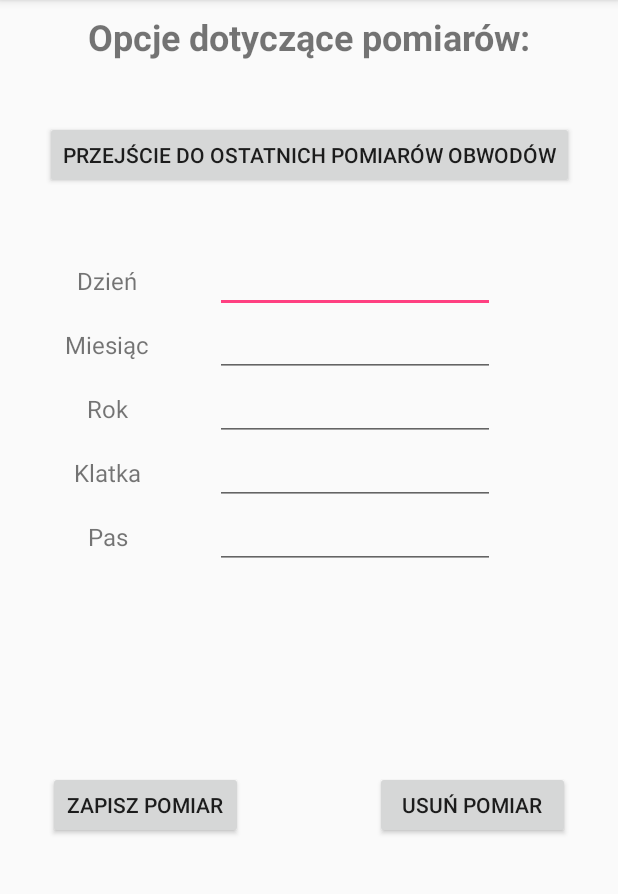
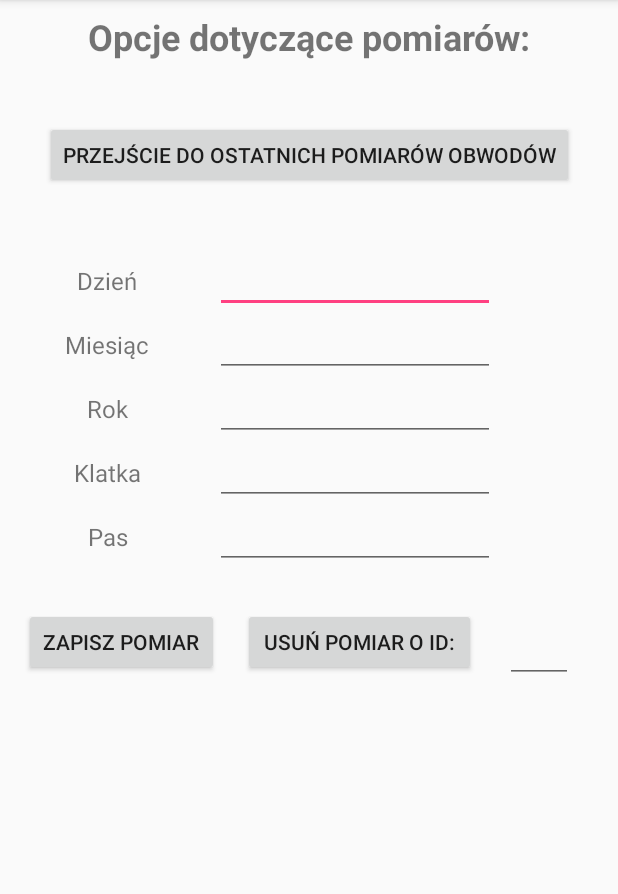
Before and after one commit to GMocny93/ProjektInzynierka, an Android app: the CircuitActivity screen opened directly, with no data from a screen before it, on a phone screen of 412 x 824 dp, the part 84-978 px from its top. Run offline under Robolectric (Android 15) with nearby library versions, the phone set to English and light mode, and no system bars.

Commit message:
add delete by id

```diff
--- a/app/src/main/java/com/example/grzesiek/projektinzynierka/activities/CirciutListActivity.java
+++ b/app/src/main/java/com/example/grzesiek/projektinzynierka/activities/CirciutListActivity.java
@@ -29,7 +29,7 @@ public class CirciutListActivity extends AppCompatActivity {
         List<Circuit> circuits = db.getAllCircuit();
 
         for (Circuit ct : circuits) {
-            String record = "data pomiaru: " + ct.getYear() + "." + ct.getMonth() + "." + ct.getDay() +
+            String record = "Nr pomiaru: " + ct.getId() + "    data pomiaru: " + ct.getYear() + "." + ct.getMonth() + "." + ct.getDay() +
                     "\n" + "obw. klatki: " + ct.getChest() + "cm" + "    obw. pasa: " + ct.getWaist() + "cm";
             dane.add(record);
         }
--- a/app/src/main/java/com/example/grzesiek/projektinzynierka/activities/CircuitActivity.java
+++ b/app/src/main/java/com/example/grzesiek/projektinzynierka/activities/CircuitActivity.java
@@ -18,8 +18,8 @@ import com.example.grzesiek.projektinzynierka.domain.Circuit;
 
 public class CircuitActivity extends AppCompatActivity {
     private Button buttonCircuitList, buttonSaveCircuit, buttonDeleteCircuit;
-    private EditText dayEditText, monthEditText, yearEditText, chestEditText, waistEditText;
-    private int day, month, year;
+    private EditText dayEditText, monthEditText, yearEditText, chestEditText, waistEditText, idEditText;
+    private int day, month, year, id;
     private double chest, waist;
 
     @Override
@@ -40,6 +40,7 @@ public class CircuitActivity extends AppCompatActivity {
         yearEditText = (EditText) findViewById(R.id.yearEditText);
         chestEditText = (EditText) findViewById(R.id.chestEditText);
         waistEditText = (EditText) findViewById(R.id.waistEditText);
+        idEditText = (EditText) findViewById(R.id.idEditText);
 
 
         buttonCircuitList.setOnClickListener(new View.OnClickListener() {
@@ -77,18 +78,14 @@ public class CircuitActivity extends AppCompatActivity {
         buttonDeleteCircuit.setOnClickListener(new View.OnClickListener() {
             @Override
             public void onClick(View view) {
-               try {
-                    day = Integer.parseInt(dayEditText.getText().toString());
-                    month = Integer.parseInt(monthEditText.getText().toString());
-                    year = Integer.parseInt(yearEditText.getText().toString());
-                    chest = Double.parseDouble(chestEditText.getText().toString());
-                    waist = Double.parseDouble(waistEditText.getText().toString());
-                    db.deleteCircuit(new Circuit(year, month, day, chest, waist));
+                try {
+                    id = Integer.parseInt(idEditText.getText().toString());
+                    db.deleteCircuit(new Circuit(id));
 
-                    Toast toast = Toast.makeText(CircuitActivity.this, "Operacja usuwania przebiegła pomyślnie", Toast.LENGTH_SHORT);
+                    Toast toast = Toast.makeText(CircuitActivity.this, "Został usunięty wpis o podanym numerze", Toast.LENGTH_SHORT);
                     toast.show();
                 }catch (Exception e) {
-                    Toast toast = Toast.makeText(CircuitActivity.this, "Nastąpił bład przy usuwaniu danych", Toast.LENGTH_SHORT);
+                    Toast toast = Toast.makeText(CircuitActivity.this, "Podaj numer pomiaru", Toast.LENGTH_SHORT);
                     toast.show();
                 }
             }
--- a/app/src/main/java/com/example/grzesiek/projektinzynierka/activities/WeightListActivity.java
+++ b/app/src/main/java/com/example/grzesiek/projektinzynierka/activities/WeightListActivity.java
@@ -24,13 +24,13 @@ public class WeightListActivity extends AppCompatActivity {
         DatabaseHandler db = new DatabaseHandler(this);
         list = findViewById(R.id.weight_list);
 
-        prepareData(db);
+     //   prepareData(db);
         List<String> dane = new ArrayList<>();
 
         List<Weight> weights = db.getAllWeight();
 
         for (Weight wg : weights) {
-            String record = "data pomiaru: " + wg.getYear() + "." + wg.getMonth() + "." + wg.getDay() + "\n" + "waga: " + wg.getWeight() + "kg";
+            String record = "Nr pomiaru: " + wg.getId() + "     data pomiaru: " + wg.getYear() + "." + wg.getMonth() + "." + wg.getDay() + "\n" + "waga: " + wg.getWeight() + "kg";
             dane.add(record);
         }
 
--- a/app/src/main/java/com/example/grzesiek/projektinzynierka/domain/Circuit.java
+++ b/app/src/main/java/com/example/grzesiek/projektinzynierka/domain/Circuit.java
@@ -11,6 +11,10 @@ public class Circuit {
 
 
     public Circuit() {
+    }
+
+    public Circuit (int id){
+        this.id = id;
     }
 
     public Circuit(int id, int year, int month, int day, double chest, double waist){
--- a/app/src/main/res/layout-land/activity_circuit.xml
+++ b/app/src/main/res/layout-land/activity_circuit.xml
@@ -29,21 +29,22 @@
         android:layout_width="200sp"
         android:layout_height="60sp"
         android:layout_marginEnd="8dp"
-        android:layout_marginStart="8dp"
+        android:layout_marginStart="16dp"
         android:layout_marginTop="40dp"
         android:text="@string/circuitCircuit"
         app:layout_constraintEnd_toEndOf="parent"
-        app:layout_constraintHorizontal_bias="1.0"
+        app:layout_constraintHorizontal_bias="0.0"
         app:layout_constraintStart_toEndOf="@+id/tableLayout"
         app:layout_constraintTop_toBottomOf="@+id/textView" />
 
     <TableLayout
         android:id="@+id/tableLayout"
-        android:layout_width="385dp"
+        android:layout_width="340dp"
         android:layout_height="231dp"
-        android:layout_marginTop="8dp"
-        app:layout_constraintTop_toBottomOf="@+id/textView"
-        tools:layout_editor_absoluteX="0dp">
+        android:layout_marginStart="16dp"
+        android:layout_marginTop="12dp"
+        app:layout_constraintStart_toStartOf="parent"
+        app:layout_constraintTop_toBottomOf="@+id/textView">
 
         <TableRow
             android:layout_width="match_parent"
@@ -163,23 +164,42 @@
         android:layout_width="130sp"
         android:layout_height="45sp"
         android:layout_marginEnd="8dp"
-        android:layout_marginStart="8dp"
-        android:layout_marginTop="16dp"
+        android:layout_marginStart="32dp"
+        android:layout_marginTop="32dp"
         android:text="@string/saveButton"
         app:layout_constraintEnd_toEndOf="parent"
+        app:layout_constraintHorizontal_bias="0.0"
         app:layout_constraintStart_toEndOf="@+id/tableLayout"
         app:layout_constraintTop_toBottomOf="@+id/buttonWeightList" />
 
     <Button
         android:id="@+id/buttonDeleteCircuit"
-        android:layout_width="130sp"
+        android:layout_width="155sp"
         android:layout_height="45sp"
+        android:layout_marginEnd="8dp"
+        android:layout_marginStart="16dp"
+        android:layout_marginTop="16dp"
+        android:text="@string/deleteButton"
+        app:layout_constraintEnd_toEndOf="parent"
+        app:layout_constraintHorizontal_bias="0.0"
+        app:layout_constraintStart_toEndOf="@+id/tableLayout"
+        app:layout_constraintTop_toBottomOf="@+id/buttonSaveWeight" />
+
+    <EditText
+        android:id="@+id/idEditText"
+        android:layout_width="45dp"
+        android:layout_height="50dp"
+        android:layout_marginBottom="8dp"
         android:layout_marginEnd="8dp"
         android:layout_marginStart="8dp"
         android:layout_marginTop="16dp"
-        android:text="@string/deleteButton"
+        android:ems="10"
+        android:inputType="number"
+        app:layout_constraintBottom_toBottomOf="parent"
         app:layout_constraintEnd_toEndOf="parent"
-        app:layout_constraintStart_toEndOf="@+id/tableLayout"
-        app:layout_constraintTop_toBottomOf="@+id/buttonSaveWeight" />
+        app:layout_constraintHorizontal_bias="1.0"
+        app:layout_constraintStart_toEndOf="@+id/buttonDeleteCircuit"
+        app:layout_constraintTop_toBottomOf="@+id/buttonSaveWeight"
+        app:layout_constraintVertical_bias="0.166" />
 
 </android.support.constraint.ConstraintLayout>
--- a/app/src/main/res/layout-port/activity_circuit.xml
+++ b/app/src/main/res/layout-port/activity_circuit.xml
@@ -162,28 +162,42 @@
         android:layout_width="130sp"
         android:layout_height="45sp"
         android:layout_marginBottom="8dp"
-        android:layout_marginStart="32dp"
+        android:layout_marginStart="16dp"
         android:layout_marginTop="8dp"
         android:text="@string/saveButton"
         app:layout_constraintBottom_toBottomOf="parent"
         app:layout_constraintStart_toStartOf="parent"
         app:layout_constraintTop_toBottomOf="@+id/tableLayout"
-        app:layout_constraintVertical_bias="0.351" />
+        app:layout_constraintVertical_bias="0.0" />
 
     <Button
         android:id="@+id/buttonDeleteCircuit"
-        android:layout_width="130sp"
+        android:layout_width="155sp"
         android:layout_height="45sp"
         android:layout_marginBottom="8dp"
-        android:layout_marginEnd="32dp"
-        android:layout_marginStart="8dp"
+        android:layout_marginStart="16dp"
         android:layout_marginTop="8dp"
         android:text="@string/deleteButton"
         app:layout_constraintBottom_toBottomOf="parent"
-        app:layout_constraintEnd_toEndOf="parent"
-        app:layout_constraintHorizontal_bias="1.0"
         app:layout_constraintStart_toEndOf="@+id/buttonSaveWeight"
         app:layout_constraintTop_toBottomOf="@+id/tableLayout"
-        app:layout_constraintVertical_bias="0.351" />
+        app:layout_constraintVertical_bias="0.0" />
+
+    <EditText
+        android:id="@+id/idEditText"
+        android:layout_width="45dp"
+        android:layout_height="50dp"
+        android:layout_marginBottom="8dp"
+        android:layout_marginEnd="8dp"
+        android:layout_marginStart="8dp"
+        android:layout_marginTop="8dp"
+        android:ems="10"
+        android:inputType="number"
+        app:layout_constraintBottom_toBottomOf="parent"
+        app:layout_constraintEnd_toEndOf="parent"
+        app:layout_constraintHorizontal_bias="0.333"
+        app:layout_constraintStart_toEndOf="@+id/buttonDeleteCircuit"
+        app:layout_constraintTop_toBottomOf="@+id/tableLayout"
+        app:layout_constraintVertical_bias="0.0" />
 
 </android.support.constraint.ConstraintLayout>
--- a/app/src/main/res/values/strings.xml
+++ b/app/src/main/res/values/strings.xml
@@ -38,6 +38,6 @@
 
     <string name="saveData">Zapisz Dane</string>
     <string name="saveButton">Zapisz pomiar</string>
-    <string name="deleteButton">Usuń pomiar</string>
+    <string name="deleteButton">Usuń pomiar o id:</string>
 
 </resources>
```
Also changed, not shown: app/src/main/java/com/example/grzesiek/projektinzynierka/activities/WeightActivity.java (+6 -8 lines), app/src/main/res/layout-land/activity_weight.xml (+21 -10 lines), app/src/main/res/layout-port/activity_weight.xml (+20 -6 lines).
